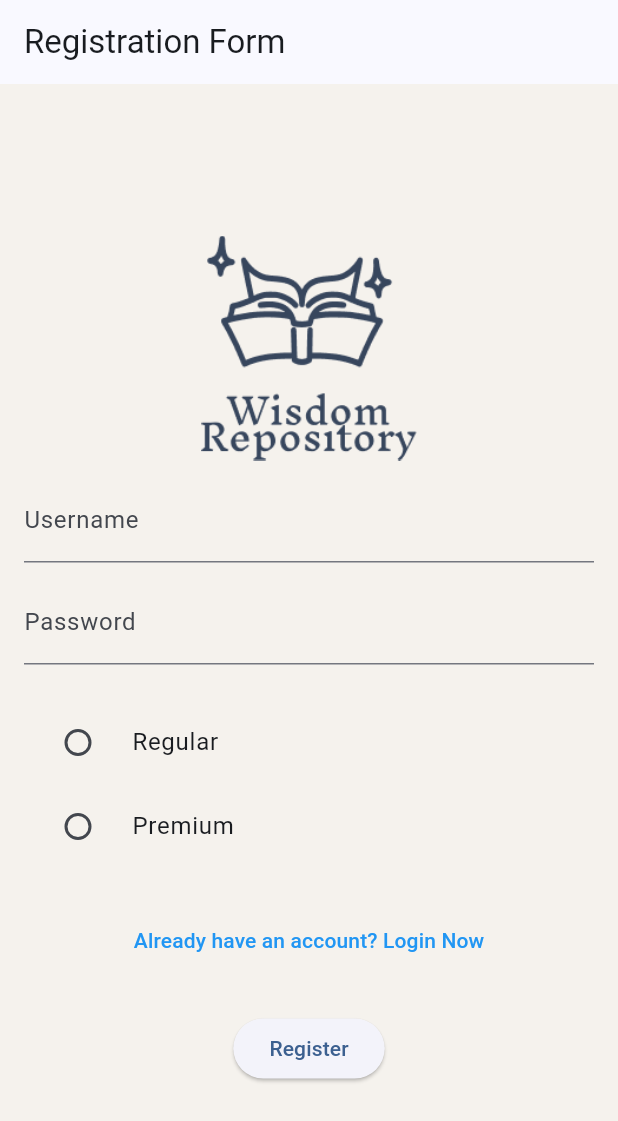
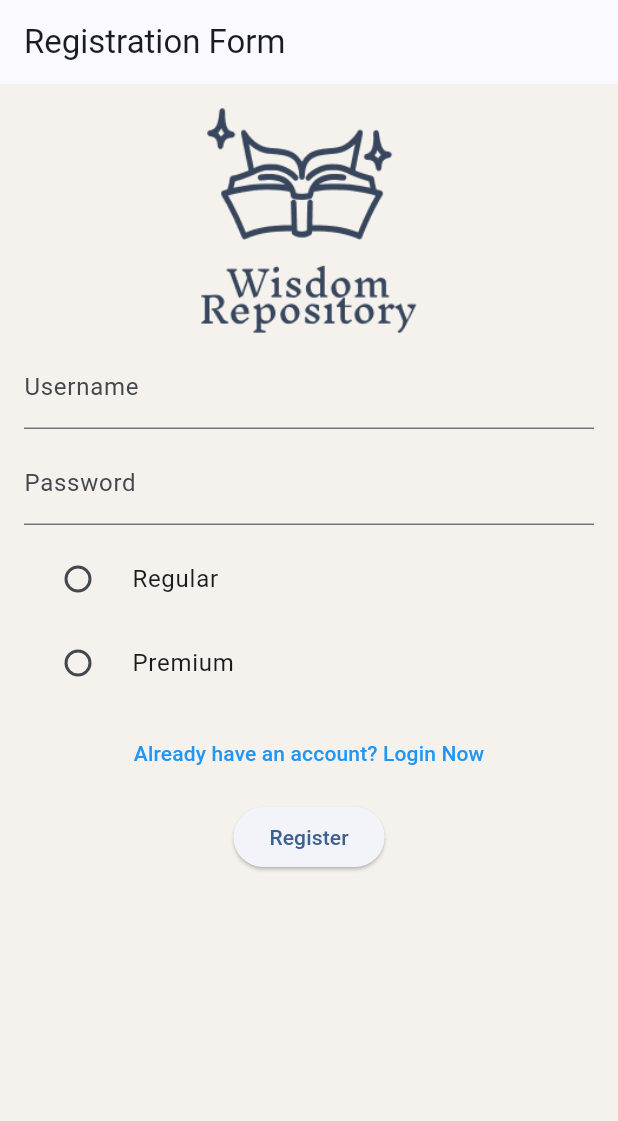
Before and after one commit to PBP-D-11-2023/wisdom_repository_mobile, a Flutter app: the screen it shows after launch, after a tap on "Don't have an account yet? Register Now", on a phone screen of 412 x 824 dp. Shown: the top 1121 px of the screen. Run offline on Flutter 3.47's test engine with Material 3 defaults, Android fonts, the light colour scheme and no system bars; our stand-ins replace google_fonts, google_nav_bar; missing offline and left inert: pbp_django_auth; network calls fail.

Commit message:
logo login reg

```diff
--- a/lib/auth_bookmark/screens/login.dart
+++ b/lib/auth_bookmark/screens/login.dart
@@ -34,7 +34,6 @@ class LoginPage extends StatefulWidget {
     @override
     _LoginPageState createState() => _LoginPageState();
 }
-
 class _LoginPageState extends State<LoginPage> {
   final TextEditingController _usernameController = TextEditingController();
   final TextEditingController _passwordController = TextEditingController();
@@ -47,7 +46,8 @@ class _LoginPageState extends State<LoginPage> {
         automaticallyImplyLeading: false,
         title: const Text('Login'),
       ),
-            body: Container(
+      body: SingleChildScrollView(
+        child: Container(
           padding: const EdgeInsets.all(16.0),
           child: Column(
             mainAxisAlignment: MainAxisAlignment.center,
@@ -72,7 +72,7 @@ class _LoginPageState extends State<LoginPage> {
                 ),
                 obscureText: true,
               ),
-                        const SizedBox(height: 24.0),
+              const SizedBox(height: 15.0),
               TextButton(
                 onPressed: () async {
                   Navigator.pushReplacement(
@@ -87,23 +87,26 @@ class _LoginPageState extends State<LoginPage> {
                   ),
                 ),
               ),
-                        const SizedBox(height: 24.0),
+              const SizedBox(height: 15.0),
               ElevatedButton(
                 onPressed: () async {
                   String username = _usernameController.text;
                   String password = _passwordController.text;
 
-                                final response = await request.login("https://wisdomrepository--wahyuridho5.repl.co/login-flutter/", {
+                  final response = await request.login(
+                    "https://wisdomrepository--wahyuridho5.repl.co/login-flutter/",
+                    {
                       'username': username,
                       'password': password,
-                                });
+                    },
+                  );
 
                   if (request.loggedIn) {
                     String message = response['message'];
                     String uname = response['username'];
                     member = response['member'];
                     String tipe = response['tipe'];
-                                    if (tipe == 'admin'){
+                    if (tipe == 'admin') {
                       Navigator.pushReplacement(
                         context,
                         MaterialPageRoute(builder: (context) => const AdminPage()),
@@ -116,15 +119,13 @@ class _LoginPageState extends State<LoginPage> {
                     }
                     ScaffoldMessenger.of(context)
                       ..hideCurrentSnackBar()
-                                        ..showSnackBar(
-                                            SnackBar(content: Text("$message Selamat datang, $uname.")));
+                      ..showSnackBar(SnackBar(content: Text("$message Selamat datang, $uname.")));
                   } else {
                     showDialog(
                       context: context,
                       builder: (context) => AlertDialog(
                         title: const Text('Login Gagal'),
-                                            content:
-                                                const Text("Login gagal, periksa kembali username atau kata sandi."),
+                        content: const Text("Login gagal, periksa kembali username atau kata sandi."),
                         actions: [
                           TextButton(
                             child: const Text('OK'),
@@ -142,6 +143,7 @@ class _LoginPageState extends State<LoginPage> {
             ],
           ),
         ),
+      ),
     );
   }
 }
--- a/lib/auth_bookmark/screens/register.dart
+++ b/lib/auth_bookmark/screens/register.dart
@@ -101,7 +101,8 @@ class _RegistrationPageState extends State<RegisterPage> {
       appBar: AppBar(
         title: const Text('Registration Form'),
       ),
-      body: Container(
+      body: SingleChildScrollView(
+        child: Container(
           padding: const EdgeInsets.all(16.0),
           child: Column(
             mainAxisAlignment: MainAxisAlignment.center,
@@ -111,14 +112,14 @@ class _RegistrationPageState extends State<RegisterPage> {
                 height: 150,
                 width: 150,
               ),
-            const SizedBox(height: 12.0),
+              const SizedBox(height: 8.0),
               TextField(
                 controller: _usernameController,
                 decoration: const InputDecoration(
                   labelText: 'Username',
                 ),
               ),
-            const SizedBox(height: 12.0),
+              const SizedBox(height: 8.0),
               TextField(
                 controller: _passwordController,
                 decoration: const InputDecoration(
@@ -126,7 +127,7 @@ class _RegistrationPageState extends State<RegisterPage> {
                 ),
                 obscureText: true,
               ),
-            const SizedBox(height: 24.0),
+              const SizedBox(height: 8.0),
               RadioListTile<String>(
                 title: const Text('Regular'),
                 value: 'regular',
@@ -147,7 +148,7 @@ class _RegistrationPageState extends State<RegisterPage> {
                   });
                 },
               ),
-            const SizedBox(height: 24.0),
+              const SizedBox(height: 8.0),
               TextButton(
                 onPressed: () async {
                   Navigator.pushReplacement(
@@ -162,7 +163,7 @@ class _RegistrationPageState extends State<RegisterPage> {
                   ),
                 ),
               ),
-            const SizedBox(height: 24.0),
+              const SizedBox(height: 8.0),
               ElevatedButton(
                 onPressed: () async {
                   await _registerUser();
@@ -172,6 +173,7 @@ class _RegistrationPageState extends State<RegisterPage> {
             ],
           ),
         ),
+      ),
     );
   }
 }
```
Lines whose indentation alone changed are shown as unchanged.
